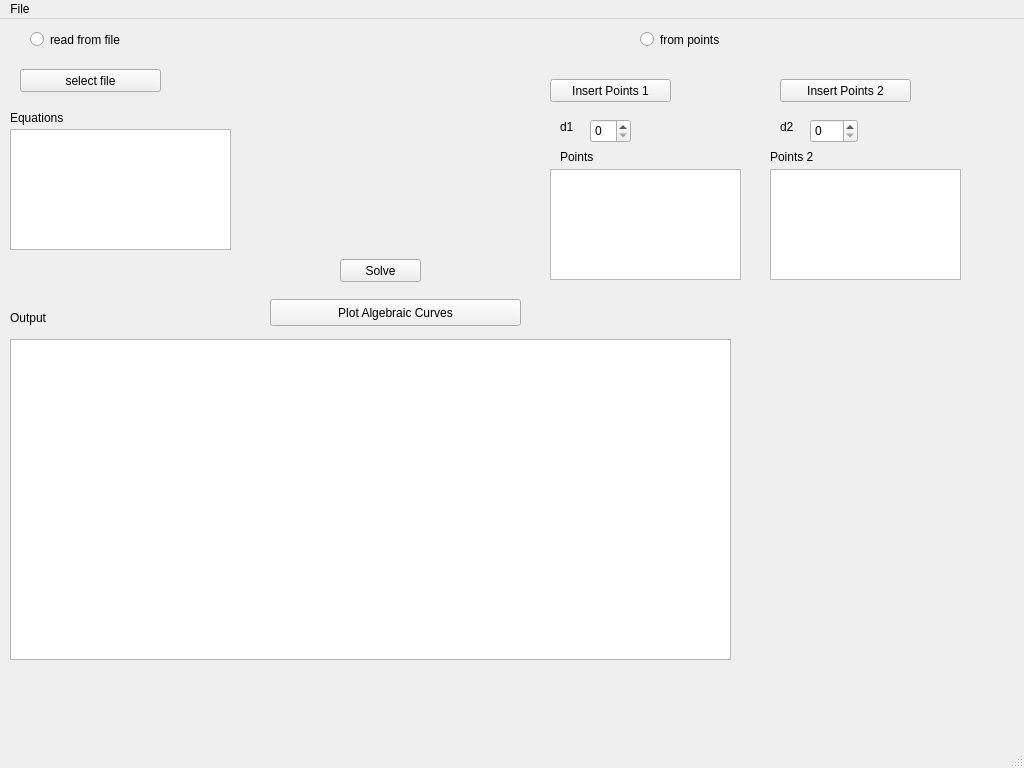
This is Qt/visualization.ui in JerryPan44/MathProject as Qt 5 draws it before an edit. The edited form follows.
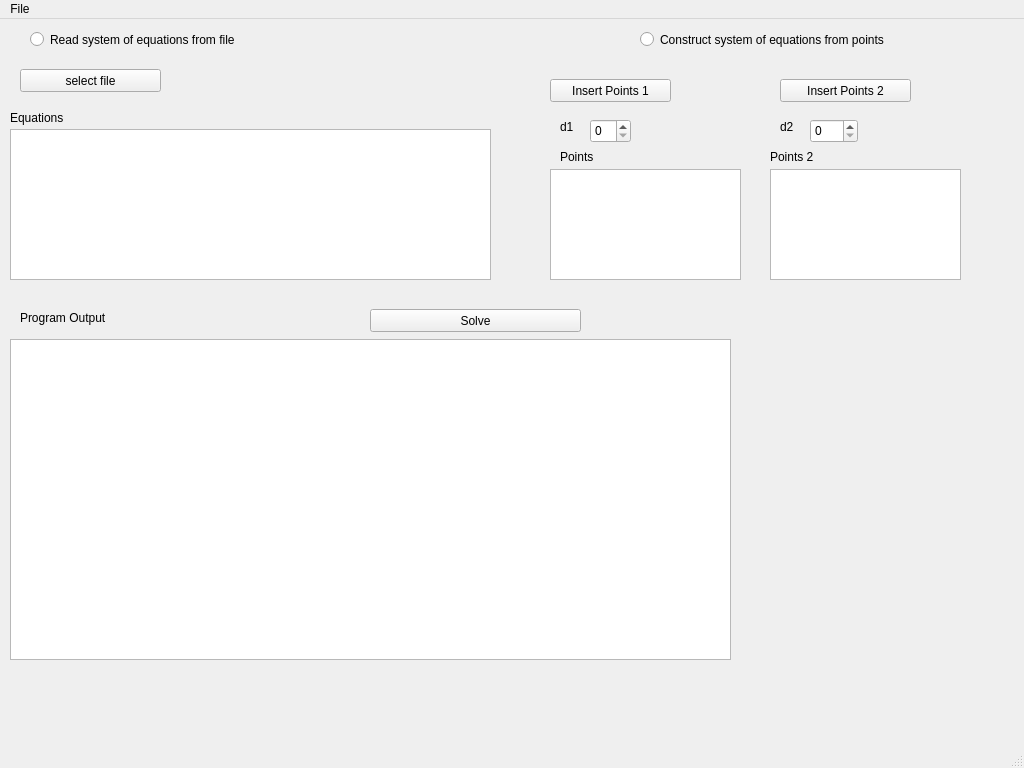
This is the edited form.

```diff
--- a/Qt/visualization.ui
+++ b/Qt/visualization.ui
@@ -19,8 +19,8 @@
      <rect>
       <x>10</x>
       <y>110</y>
-      <width>221</width>
-      <height>121</height>
+      <width>481</width>
+      <height>151</height>
      </rect>
     </property>
    </widget>
@@ -50,35 +50,22 @@
    <widget class="QLabel" name="outputLbl">
     <property name="geometry">
      <rect>
-      <x>10</x>
+      <x>20</x>
       <y>290</y>
-      <width>71</width>
+      <width>141</width>
       <height>17</height>
      </rect>
     </property>
     <property name="text">
-     <string>Output</string>
-    </property>
-   </widget>
-   <widget class="QPushButton" name="pushButton">
-    <property name="geometry">
-     <rect>
-      <x>270</x>
-      <y>280</y>
-      <width>251</width>
-      <height>27</height>
-     </rect>
-    </property>
-    <property name="text">
-     <string>Plot Algebraic Curves</string>
+     <string>Program Output</string>
     </property>
    </widget>
    <widget class="QPushButton" name="solve">
     <property name="geometry">
      <rect>
-      <x>340</x>
-      <y>240</y>
-      <width>81</width>
+      <x>370</x>
+      <y>290</y>
+      <width>211</width>
       <height>23</height>
      </rect>
     </property>
@@ -91,12 +78,12 @@
      <rect>
       <x>30</x>
       <y>10</y>
-      <width>102</width>
+      <width>241</width>
       <height>21</height>
      </rect>
     </property>
     <property name="text">
-     <string>read from file</string>
+     <string>Read system of equations from file</string>
     </property>
    </widget>
    <widget class="QRadioButton" name="fromPoints">
@@ -104,12 +91,12 @@
      <rect>
       <x>640</x>
       <y>10</y>
-      <width>102</width>
+      <width>301</width>
       <height>21</height>
      </rect>
     </property>
     <property name="text">
-     <string>from points</string>
+     <string>Construct system of equations from points</string>
     </property>
    </widget>
    <widget class="QPushButton" name="selectFile">
```
